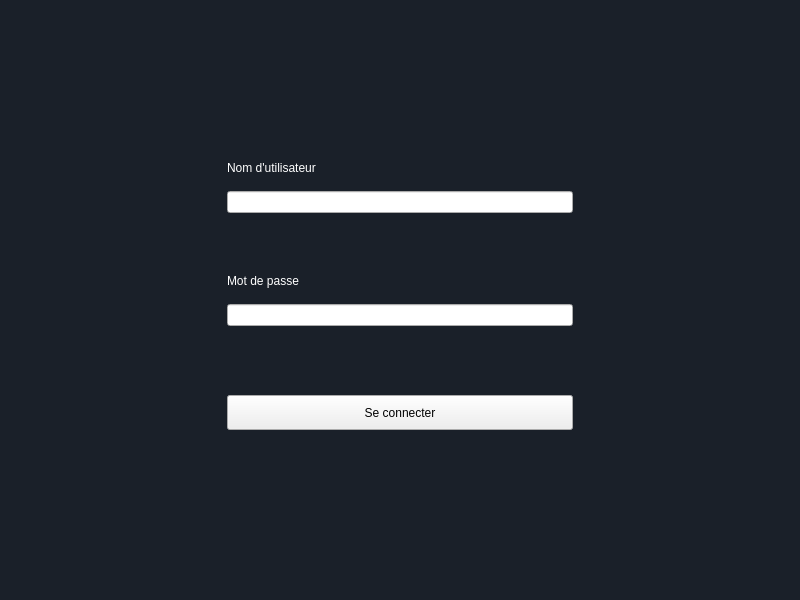
RasolomananaOlivier/eni-registration-management, file login.ui: the form before one commit.
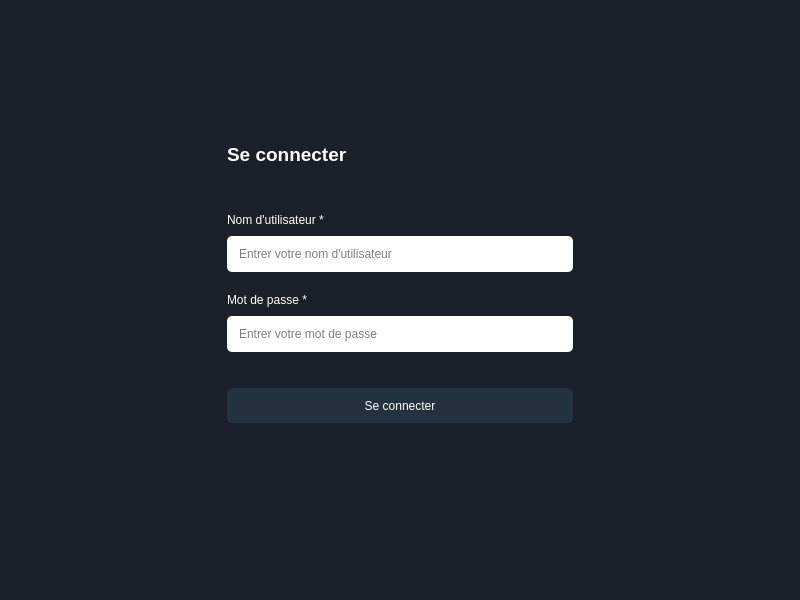
The form after the commit.

```diff
--- a/login.ui
+++ b/login.ui
@@ -52,6 +52,33 @@
          <property name="spacing">
           <number>0</number>
          </property>
+         <item>
+          <widget class="QFrame" name="frame_5">
+           <property name="styleSheet">
+            <string notr="true">#frame_5 {
+	border: none;
+}</string>
+           </property>
+           <property name="frameShape">
+            <enum>QFrame::StyledPanel</enum>
+           </property>
+           <property name="frameShadow">
+            <enum>QFrame::Raised</enum>
+           </property>
+           <property name="lineWidth">
+            <number>0</number>
+           </property>
+           <layout class="QVBoxLayout" name="verticalLayout_3">
+            <item>
+             <widget class="QLabel" name="label_3">
+              <property name="text">
+               <string>&lt;html&gt;&lt;head/&gt;&lt;body&gt;&lt;p&gt;&lt;span style=&quot; font-size:14pt; font-weight:600; color:#ffffff;&quot;&gt;Se connecter&lt;/span&gt;&lt;/p&gt;&lt;/body&gt;&lt;/html&gt;</string>
+              </property>
+             </widget>
+            </item>
+           </layout>
+          </widget>
+         </item>
          <item>
           <widget class="QFrame" name="frame_2">
            <property name="maximumSize">
@@ -80,12 +107,22 @@
 }</string>
               </property>
               <property name="text">
-               <string>Nom d'utilisateur</string>
+               <string>Nom d'utilisateur *</string>
               </property>
              </widget>
             </item>
             <item>
-             <widget class="QLineEdit" name="userName"/>
+             <widget class="QLineEdit" name="userName">
+              <property name="styleSheet">
+               <string notr="true">#userName {
+	border-radius : 5px;
+	padding : 10px;
+}</string>
+              </property>
+              <property name="placeholderText">
+               <string>Entrer votre nom d'utilisateur</string>
+              </property>
+             </widget>
             </item>
            </layout>
           </widget>
@@ -118,12 +155,25 @@
 }</string>
               </property>
               <property name="text">
-               <string>Mot de passe</string>
+               <string>Mot de passe *</string>
               </property>
              </widget>
             </item>
             <item>
-             <widget class="QLineEdit" name="password"/>
+             <widget class="QLineEdit" name="password">
+              <property name="styleSheet">
+               <string notr="true">#password {
+	border-radius : 5px;
+	padding : 10px;
+}</string>
+              </property>
+              <property name="placeholderText">
+               <string>Entrer votre mot de passe</string>
+              </property>
+              <property name="clearButtonEnabled">
+               <bool>false</bool>
+              </property>
+             </widget>
             </item>
            </layout>
           </widget>
@@ -157,13 +207,13 @@
                </size>
               </property>
               <property name="styleSheet">
-               <string notr="true">#pushButton {
+               <string notr="true">#login {
 	background-color :rgb(35, 50, 60);
 	border: none;
 	color : white;
 	border-radius : 5px;
 }
-#pushButton:active {
+#login:active {
 	background-color :rgb(60, 60,70);
 }</string>
               </property>
@@ -175,6 +225,22 @@
            </layout>
           </widget>
          </item>
+         <item>
+          <spacer name="verticalSpacer">
+           <property name="orientation">
+            <enum>Qt::Vertical</enum>
+           </property>
+           <property name="sizeType">
+            <enum>QSizePolicy::Preferred</enum>
+           </property>
+           <property name="sizeHint" stdset="0">
+            <size>
+             <width>20</width>
+             <height>40</height>
+            </size>
+           </property>
+          </spacer>
+         </item>
         </layout>
        </widget>
       </item>
```
